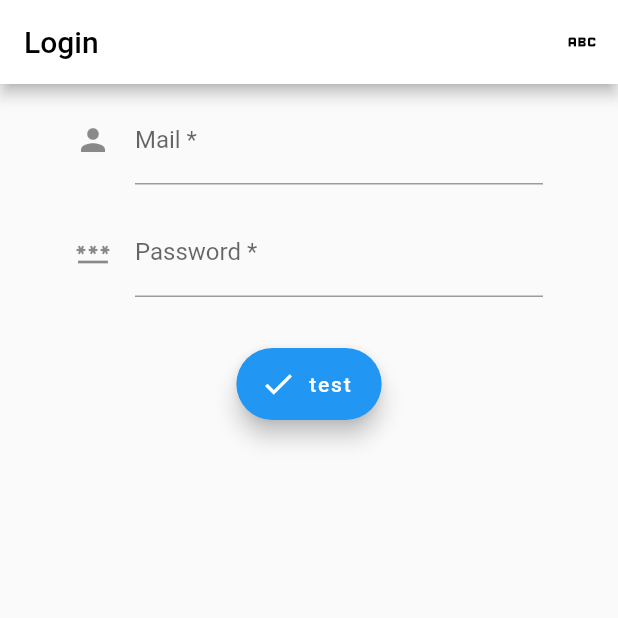
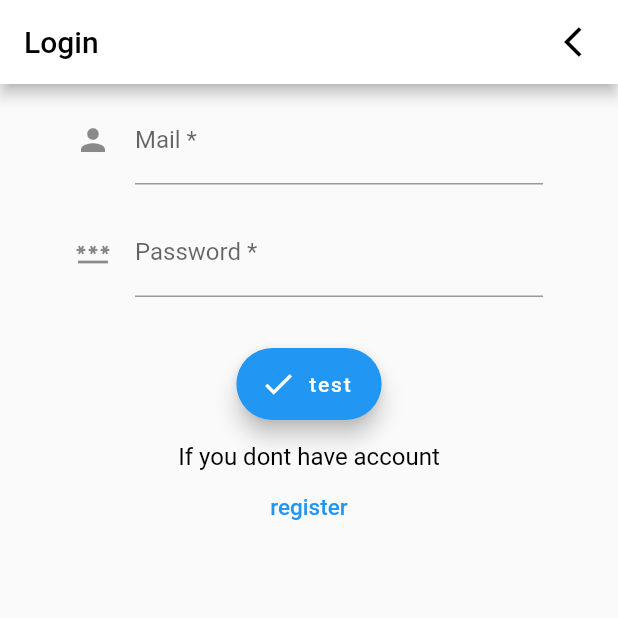
Before and after one commit to nuageeeeee/hotabank, a Flutter app: the screen it shows after launch, after a tap on the "people" icon, on a phone screen of 412 x 824 dp, the top half of it. Run offline on Flutter 3.47's test engine with Material 2 defaults, Android fonts, the phone set to English and light mode, and no system bars.

Commit message:
Add redirection to register page

```diff
--- a/lib/page/loginpage.dart
+++ b/lib/page/loginpage.dart
@@ -1,6 +1,7 @@
 import 'package:flutter/material.dart';
 import 'package:hotabank/main.dart';
 import 'account.dart';
+import 'registerpage.dart';
 
 void main() {
   runApp(const loginPage());
@@ -28,7 +29,7 @@ class loginPage extends StatelessWidget {
                   Navigator.push(context,
                       MaterialPageRoute(builder: (context) => const MyApp()));
                 },
-                icon: const Icon(Icons.abc),
+                icon: const Icon(Icons.arrow_back_ios),
                 color: Colors.black,
               )
             ],
@@ -82,6 +83,30 @@ class loginPage extends StatelessWidget {
                       label: const Text("test"))
                 ],
               ),
+              const Padding(
+                padding: EdgeInsets.only(
+                  left: 0,
+                  top: 15,
+                  right: 0,
+                  bottom: 0,
+                ),
+                child: Text(
+                  'If you dont have account',
+                  style: TextStyle(color: Colors.black, fontSize: 16),
+                ),
+              ),
+              TextButton(
+                  onPressed: () {
+                    Navigator.push(
+                      context,
+                      MaterialPageRoute(
+                          builder: (context) => const RegisterPage()),
+                    );
+                  },
+                  child: const Text(
+                    'register',
+                    style: TextStyle(fontSize: 15),
+                  ))
             ],
           )),
     );
```
